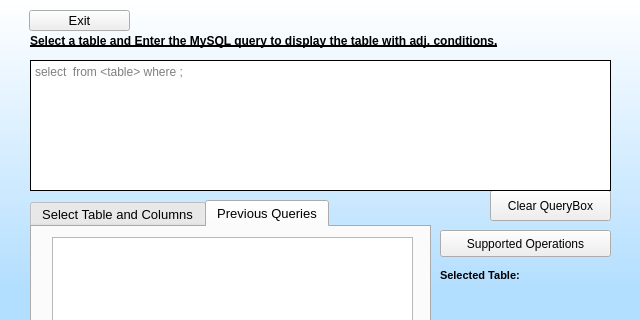
Qt form selectiveDisplay_TB.ui (adiii-ui/MySQL-Frontend) before a commit; both pictures show x 0 to 640 and y 0 to 320 of the 640 by 480 pixel window.
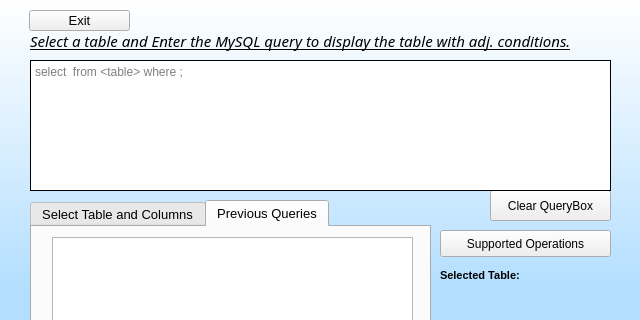
The same form after that commit. The open tabs and pages were chosen to show the change. Icons and pictures are not drawn.

```diff
--- a/selectiveDisplay_TB.ui
+++ b/selectiveDisplay_TB.ui
@@ -86,10 +86,11 @@
      </property>
      <property name="font">
       <font>
-       <pointsize>9</pointsize>
-       <weight>75</weight>
-       <italic>false</italic>
-       <bold>true</bold>
+       <family>Segoe UI Semibold</family>
+       <pointsize>11</pointsize>
+       <weight>8</weight>
+       <italic>true</italic>
+       <bold>false</bold>
        <underline>true</underline>
       </font>
      </property>
```
Left out of the diff: 17 changed lines with no effect on the pictures.
